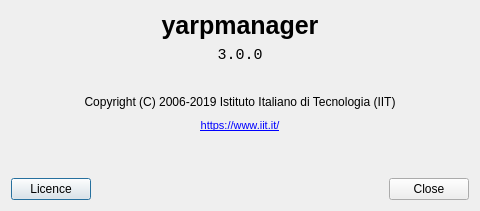
Qt form src/yarpmanager/src-manager/aboutdlg.ui (robotology/yarp) before a commit.
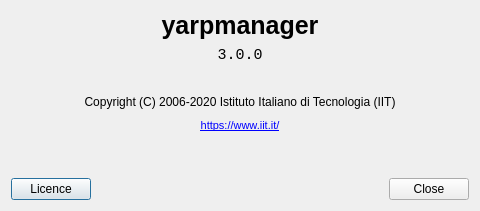
The same form after that commit.

Diff of the .ui file:
```diff
--- a/src/yarpmanager/src-manager/aboutdlg.ui
+++ b/src/yarpmanager/src-manager/aboutdlg.ui
@@ -86,7 +86,7 @@
       </sizepolicy>
      </property>
      <property name="text">
-      <string>Copyright (C) 2006-2019 Istituto Italiano di Tecnologia (IIT)</string>
+      <string>Copyright (C) 2006-2020 Istituto Italiano di Tecnologia (IIT)</string>
      </property>
      <property name="alignment">
       <set>Qt::AlignCenter</set>
```
